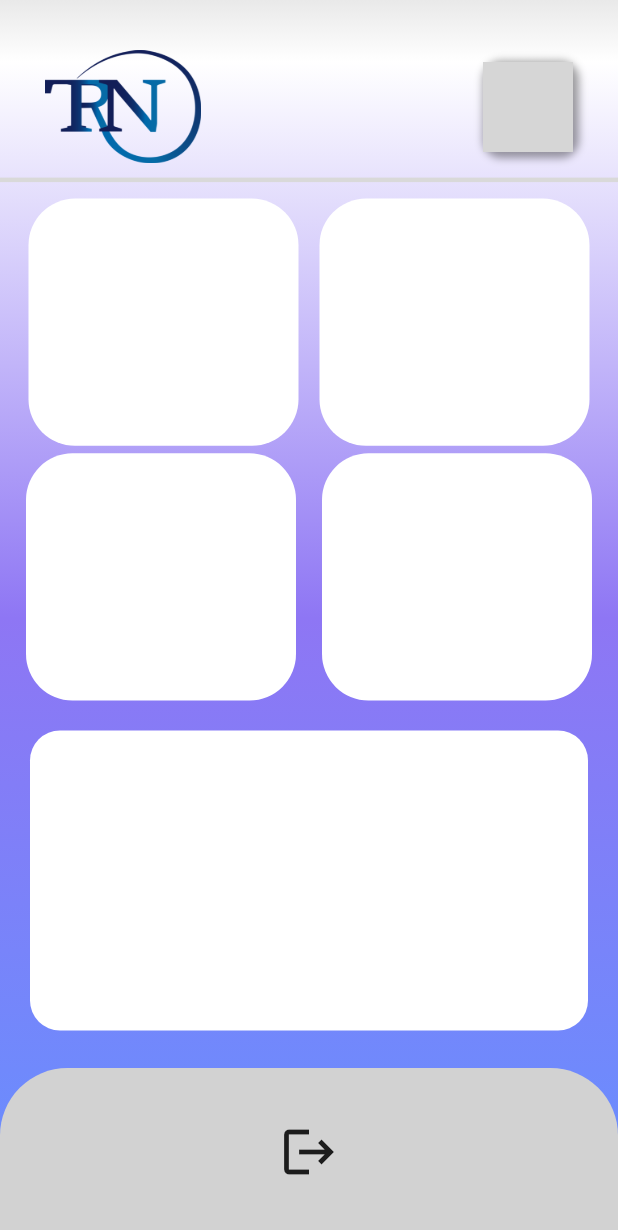
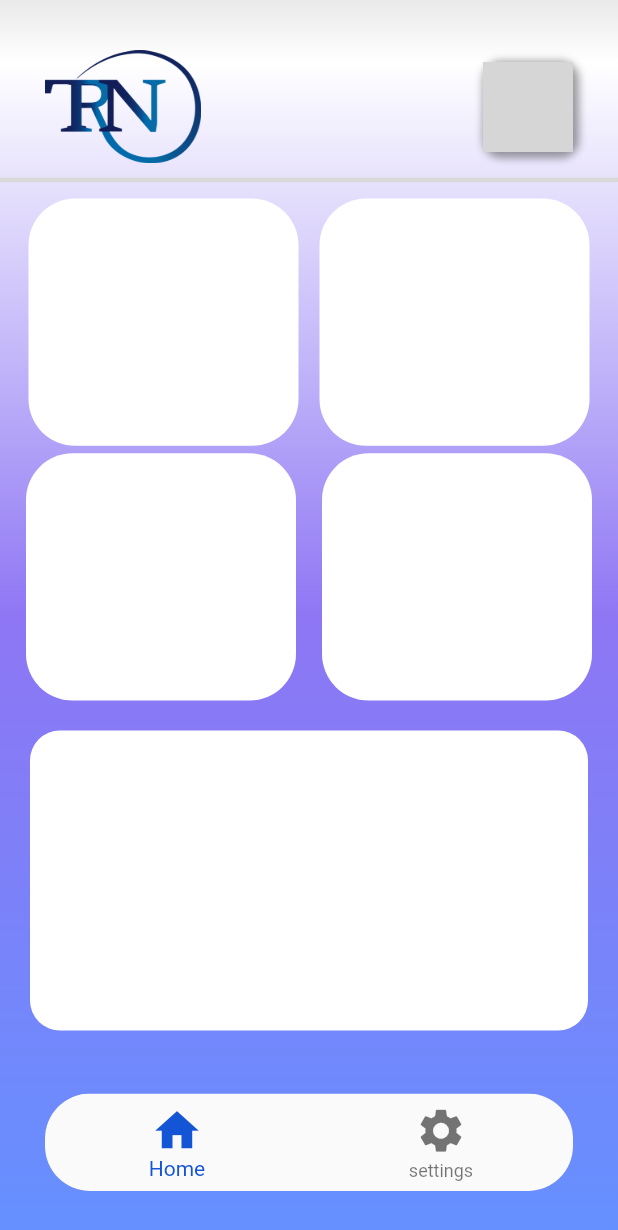
Before and after one commit to AzZaya0/Trn_app_Project2, a Flutter app: the screen it shows once a user with an empty profile is signed in, on a phone screen of 412 x 824 dp. Shown: the top 1230 px of the screen. Run offline on Flutter 3.47's test engine with Material 2 defaults, Android fonts, the light colour scheme and no system bars; our stand-ins replace animated_splash_screen, cloud_firestore, firebase_auth, firebase_core, google_fonts, google_nav_bar and 3 more; accounts and stored records are empty; network calls fail; grey boxes are pictures that could not be loaded.

Commit message:
new changes

```diff
--- a/lib/auth_page.dart
+++ b/lib/auth_page.dart
@@ -4,6 +4,8 @@ import 'package:firebase_auth/firebase_auth.dart';
 import 'package:flutter/material.dart';
 import 'package:trn_project_2/pages/Login&signup/Pages/login.dart';
 import 'package:trn_project_2/pages/home/Pages/homepage.dart';
+
+import 'pages/home/Elements/navigation.dart';
 
 class AuthPage extends StatelessWidget {
   const AuthPage({super.key});
@@ -15,7 +17,7 @@ class AuthPage extends StatelessWidget {
         stream: FirebaseAuth.instance.authStateChanges(),
         builder: (context, snapshot) {
           if (snapshot.hasData) {
-            return HomePage();
+            return MyNavigationBar();
           } else {
             return LoginPage();
           }
--- a/lib/pages/Login&signup/Pages/sublogin.dart
+++ b/lib/pages/Login&signup/Pages/sublogin.dart
@@ -31,11 +31,7 @@ class _SubloginState extends State<Sublogin> {
       UserCredential userCredential = await FirebaseAuth.instance
           .signInWithEmailAndPassword(
               email: emailcontroller.text, password: passcontroller.text);
-      FirebaseFirestore.instance
-          .collection('user')
-          .doc(userCredential.user!.uid)
-          .set({'uid': userCredential.user!.uid, 'email': emailcontroller.text},
-              SetOptions(merge: true));
+
       Navigator.pop(context);
     } on FirebaseAuthException catch (e) {
       Navigator.pop(context);
--- a/lib/pages/Login&signup/services/auth_service.dart
+++ b/lib/pages/Login&signup/services/auth_service.dart
@@ -14,11 +14,12 @@ class GoogleAuthX {
       if (result1 == null) {
         return;
       }
-
       final userdata = await result1!.authentication;
       final _Credential = GoogleAuthProvider.credential(
           accessToken: userdata.accessToken, idToken: userdata.idToken);
       var finalresult = FirebaseAuth.instance.signInWithCredential(_Credential);
+
+      //firestore database
       FirebaseFirestore.instance.collection('user').doc(result1.id).set({
         'uid': result1.id,
         'email': result1.email,
--- /dev/null
+++ b/lib/pages/home/Elements/navigation.dart
@@ -0,0 +1,57 @@
+// ignore_for_file: public_member_api_docs, sort_constructors_first, prefer_const_literals_to_create_immutables, prefer_const_constructors
+import 'package:flutter/material.dart';
+import 'package:trn_project_2/pages/home/Pages/homepage.dart';
+import 'package:trn_project_2/pages/home/Pages/profilePage.dart';
+import 'package:trn_project_2/pages/home/Pages/settingPage.dart';
+
+class MyNavigationBar extends StatefulWidget {
+  const MyNavigationBar({
+    Key? key,
+  }) : super(key: key);
+
+  @override
+  State<MyNavigationBar> createState() => _MNnavigationBarState();
+}
+
+class _MNnavigationBarState extends State<MyNavigationBar> {
+  int _pageIndex = 0;
+  List<Widget> _pages = [HomePage(), SettingPage()];
+  @override
+  Widget build(BuildContext context) {
+    return Stack(children: [
+      _pages.elementAt(_pageIndex),
+      Padding(
+        padding: const EdgeInsets.all(30.0),
+        child: Align(
+            alignment: Alignment(0, 1),
+            child: ClipRRect(
+              borderRadius: BorderRadius.all(Radius.circular(30)),
+              child: BottomNavigationBar(
+                currentIndex: _pageIndex,
+                selectedItemColor: Color(0xff1355D4),
+                unselectedItemColor: Colors.black54,
+                onTap: (index) {
+                  setState(() {
+                    _pageIndex = index;
+                  });
+                },
+                items: [
+                  BottomNavigationBarItem(
+                      icon: Icon(
+                        Icons.home,
+                        size: 35,
+                      ),
+                      label: 'Home'),
+                  BottomNavigationBarItem(
+                      icon: Icon(
+                        Icons.settings,
+                        size: 35,
+                      ),
+                      label: 'settings')
+                ],
+              ),
+            )),
+      )
+    ]);
+  }
+}
--- a/lib/pages/home/Pages/homepage.dart
+++ b/lib/pages/home/Pages/homepage.dart
@@ -2,10 +2,11 @@
 
 import 'package:firebase_auth/firebase_auth.dart';
 import 'package:flutter/material.dart';
+import 'package:google_nav_bar/google_nav_bar.dart';
 import 'package:google_sign_in/google_sign_in.dart';
 import 'package:trn_project_2/Elements/FrameGrad.dart';
+import 'package:trn_project_2/pages/home/Elements/navigation.dart';
 import 'package:trn_project_2/pages/home/Pages/profilePage.dart';
-
 
 class HomePage extends StatefulWidget {
   const HomePage({super.key});
@@ -144,26 +145,34 @@ class _HomePageState extends State<HomePage> {
                               borderRadius: BorderRadius.circular(20)),
                         ),
                       ),
-                      Expanded(
-                        child: Padding(
-                          padding: const EdgeInsets.only(top: 5),
-                          child: Container(
-                              width: Constraints.maxWidth,
-                              decoration: BoxDecoration(
-                                  color: Color(0xffD2D2D2),
-                                  borderRadius: BorderRadius.only(
-                                      topLeft: Radius.circular(45),
-                                      topRight: Radius.circular(45))),
-                              child: Container(
-                                child: IconButton(
-                                    iconSize: 40,
-                                    onPressed: signOut,
-                                    icon: Icon(Icons.logout)),
-                                height: 100,
-                                width: 100,
-                              )),
-                        ),
-                      ),
+
+                      // Center(
+                      //   child: MyNavigaitonBar(
+                      //     height: Constraints.maxHeight * 0.12,
+                      //     width: Constraints.maxWidth * 0.95,
+                      //   ),
+                      // )
+
+                      // Expanded(
+                      //   child: Padding(
+                      //     padding: const EdgeInsets.only(top: 5),
+                      //     child: Container(
+                      //         width: Constraints.maxWidth,
+                      //         decoration: BoxDecoration(
+                      //             color: Color(0xffD2D2D2),
+                      //             borderRadius: BorderRadius.only(
+                      //                 topLeft: Radius.circular(45),
+                      //                 topRight: Radius.circular(45))),
+                      //         child: Container(
+                      //           child: IconButton(
+                      //               iconSize: 40,
+                      //               onPressed: signOut,
+                      //               icon: Icon(Icons.settings)),
+                      //           height: 100,
+                      //           width: 100,
+                      //         )),
+                      //   ),
+                      // ),
                     ],
                   )))),
     ));
--- a/pubspec.yaml
+++ b/pubspec.yaml
@@ -44,6 +44,7 @@ dependencies:
   page_transition: ^2.0.9
   smooth_page_indicator: ^1.1.0
   liquid_swipe: ^3.1.0
+  google_nav_bar: ^5.0.6
 
 dev_dependencies:
   flutter_test:
```
Also changed, not shown: lib/pages/Login&signup/Pages/subsignup.dart (+8 -3 lines), lib/pages/home/Elements/mytextformfield.dart (+11 -7 lines), lib/pages/home/Pages/profilePage.dart (+54 -15 lines), lib/pages/home/Pages/settingPage.dart (added, +22 -0 lines), pubspec.lock.
